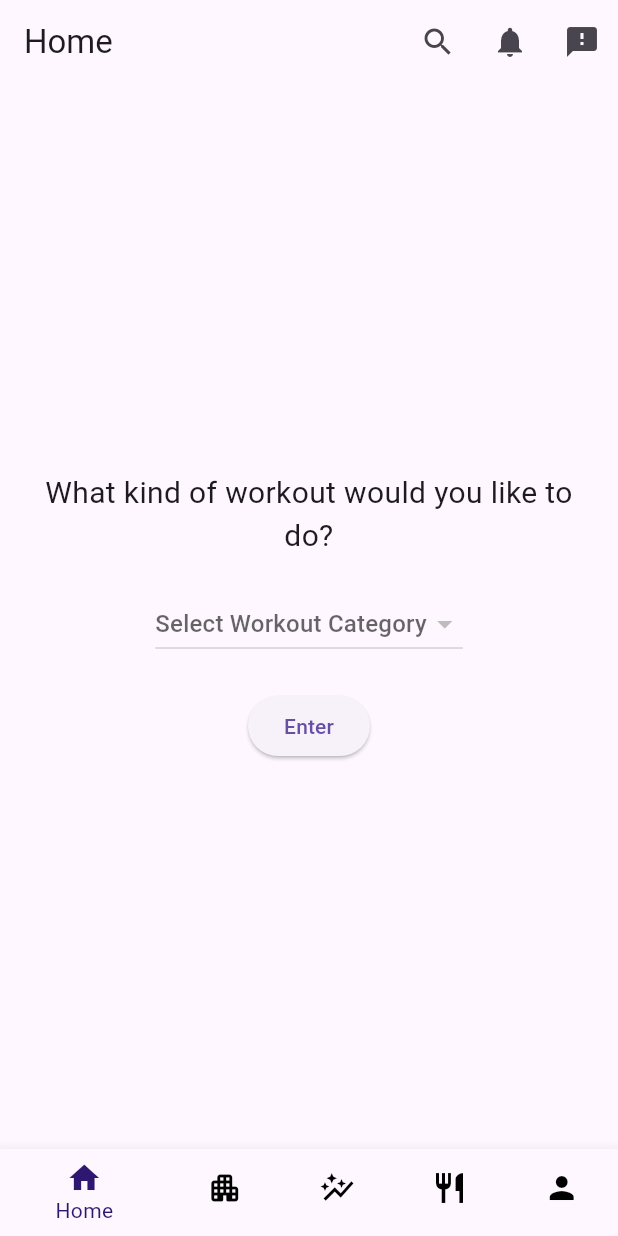
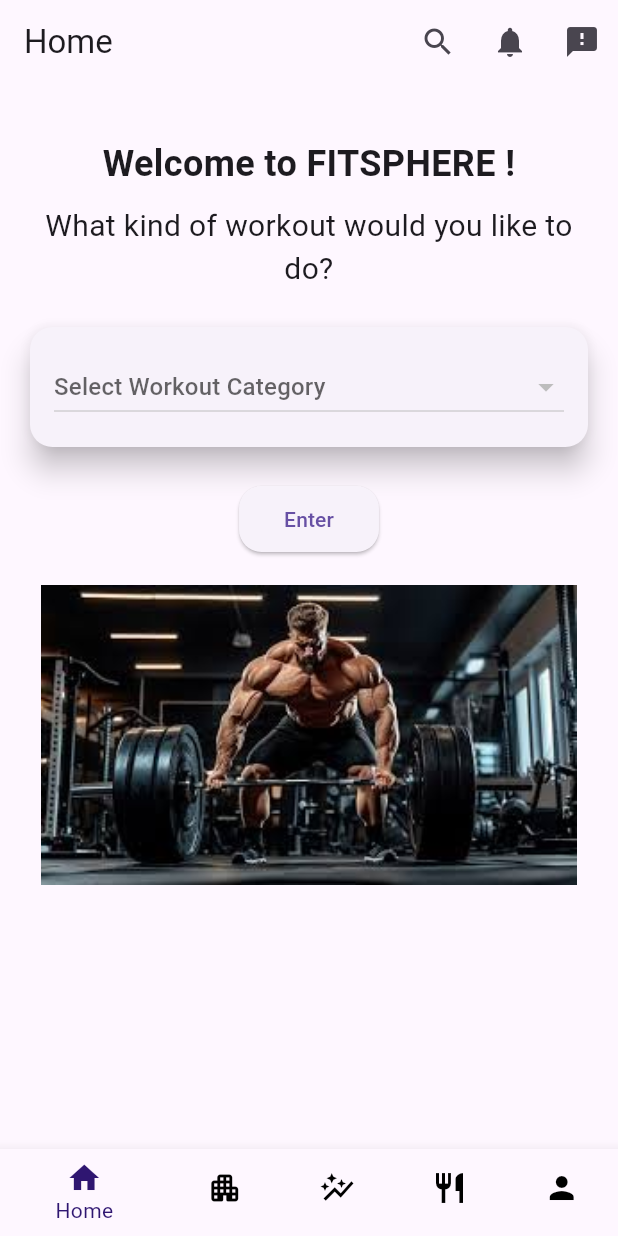
Before and after one commit to Chong1120/MAE_Assignment, a Flutter app: the UserHome screen opened directly with empty values, on a phone screen of 412 x 824 dp. Run offline on Flutter 3.47's test engine with Material 3 defaults, Android fonts, the phone set to English and light mode, and no system bars; our stand-ins replace fl_chart, youtube_player_flutter; network calls fail.

Commit message:
submit by cf

```diff
--- a/assignment/lib/coach/view/coach_specific.dart
+++ b/assignment/lib/coach/view/coach_specific.dart
@@ -29,9 +29,9 @@ class _CoachSpecificState extends State<CoachSpecific> {
         leading: IconButton(
           icon: const Icon(Icons.arrow_back),
           onPressed: () {
-            // Reset the search state in the CoachSearch page
+            // Return to the search page with a signal to refresh it
             Navigator.pop(
-                context, true); // Return with 'true' to trigger refresh
+                context, true); // Indicate that the search page should refresh
           },
         ),
       ),
--- a/assignment/lib/user/view/user_community.dart
+++ b/assignment/lib/user/view/user_community.dart
@@ -60,7 +60,7 @@ class _UserCommunityState extends State<UserCommunity> {
     return Scaffold(
       appBar: AppBar(
         automaticallyImplyLeading: false,
-        title: const Text('Home'),
+        title: const Text('Community'),
         actions: [
           IconButton(
             icon: const Icon(Icons.search),
--- a/assignment/lib/user/view/user_home.dart
+++ b/assignment/lib/user/view/user_home.dart
@@ -58,6 +58,14 @@ class _UserHomeState extends State<UserHome> {
       Navigator.pushNamed(context, '/workout_videos', arguments: {
         'category': _selectedCategory,
         'userId': widget.userId,
+      }).then((completed) {
+        if (completed == true) {
+          // Reset category and fetch categories again after workout is done
+          setState(() {
+            _selectedCategory = null;
+          });
+          _fetchCategories(); // Fetch categories again after coming back
+        }
       });
     } else {
       // Show a message if no category is selected
@@ -105,20 +113,39 @@ class _UserHomeState extends State<UserHome> {
       ),
       body: Padding(
         padding: const EdgeInsets.all(16.0),
-        child: Center(
+        child: SingleChildScrollView(
           child: Column(
-            mainAxisAlignment: MainAxisAlignment.center,
             crossAxisAlignment: CrossAxisAlignment.center,
             children: [
+              // Welcome text
+              const SizedBox(height: 20),
+              const Text(
+                "Welcome to FITSPHERE !",
+                style: TextStyle(
+                  fontSize: 24,
+                  fontWeight: FontWeight.bold,
+                ),
+                textAlign: TextAlign.center,
+              ),
+              const SizedBox(height: 10),
               const Text(
                 "What kind of workout would you like to do?",
                 style: TextStyle(fontSize: 20),
                 textAlign: TextAlign.center,
               ),
               const SizedBox(height: 20),
-              DropdownButton<String>(
+              // Dropdown menu for categories
+              Card(
+                elevation: 8,
+                shape: RoundedRectangleBorder(
+                  borderRadius: BorderRadius.circular(15),
+                ),
+                child: Padding(
+                  padding: const EdgeInsets.all(16.0),
+                  child: DropdownButton<String>(
                     hint: const Text('Select Workout Category'),
                     value: _selectedCategory,
+                    isExpanded: true,
                     items: _categories.map((String category) {
                       return DropdownMenuItem<String>(
                         value: category,
@@ -131,10 +158,27 @@ class _UserHomeState extends State<UserHome> {
                       });
                     },
                   ),
+                ),
+              ),
               const SizedBox(height: 20),
+              // Button to confirm the category selection
               ElevatedButton(
                 onPressed: _onConfirm, // Confirm button action
+                style: ElevatedButton.styleFrom(
+                  padding:
+                      const EdgeInsets.symmetric(horizontal: 30, vertical: 12),
+                  shape: RoundedRectangleBorder(
+                    borderRadius: BorderRadius.circular(15),
+                  ),
+                ),
                 child: const Text('Enter'),
+              ),
+              const SizedBox(height: 20),
+              // Add an image to make it visually appealing
+              Image.asset(
+                'lib/assets/workout_image1.jpeg', // Your image path
+                height: 200,
+                fit: BoxFit.cover,
               ),
             ],
           ),
```
Also changed, not shown: assignment/lib/coach/view/coach_search.dart (+6 -1 lines), assignment/lib/user/view/user_home_video.dart (+56 -7 lines), assignment/lib/user/view/user_search.dart (+7 -1 lines), assignment/lib/assets/workout_image.jpeg (added), assignment/lib/assets/workout_image1.jpeg (added). Lines whose indentation alone changed are shown as unchanged.
